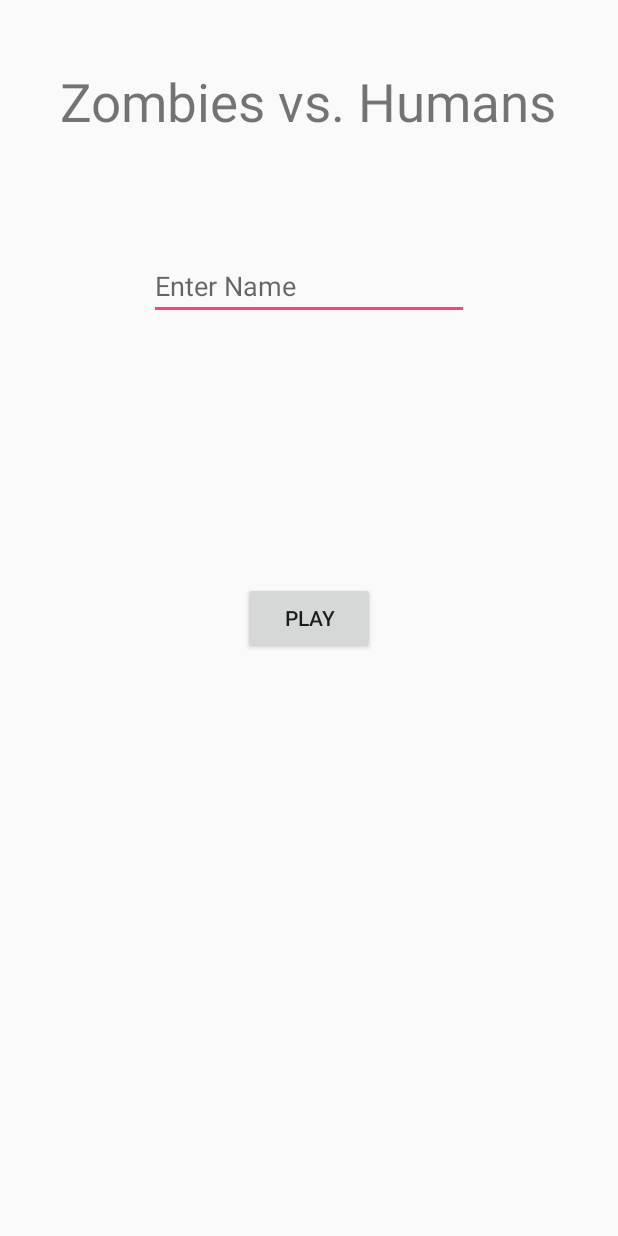
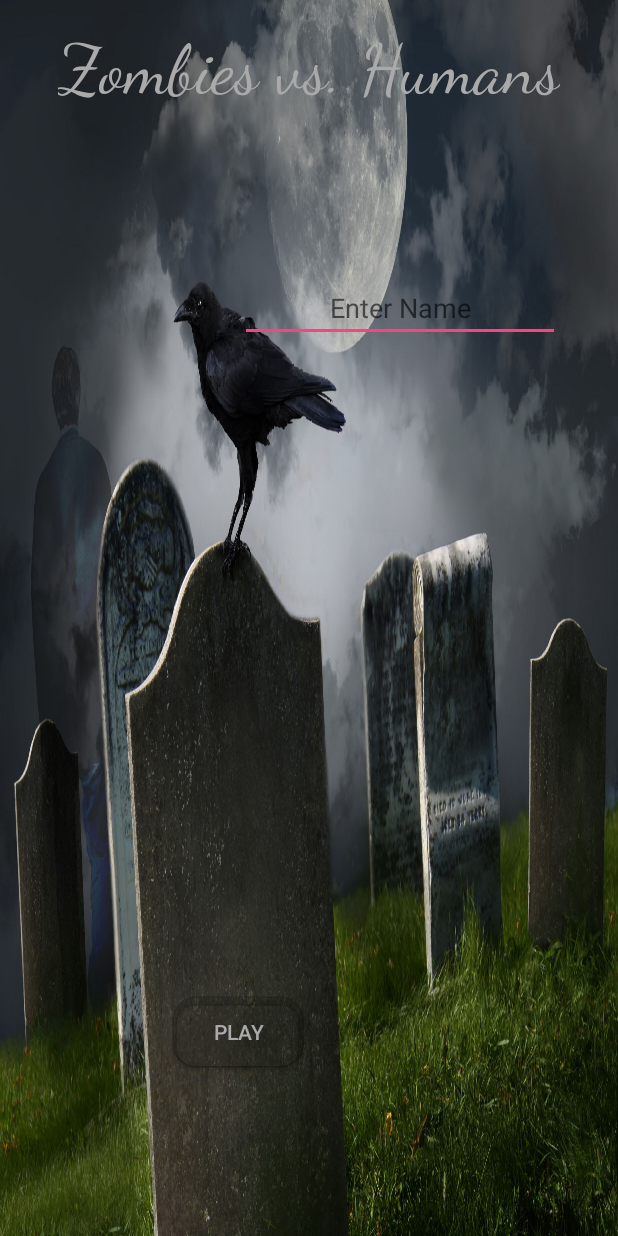
Before and after one commit to SuperCrunchTime/Zombies-vs-Humans, an Android app: the screen it shows after launch (SignuploginAct), on a phone screen of 412 x 824 dp. Run offline under Robolectric (Android 15) with nearby library versions, the phone set to English and light mode, and no system bars; libraries missing offline, so code that uses them is left out: com.androidnetworking, com.androidnetworking.error, com.androidnetworking.interfaces; 1 statement that could not run was skipped.

Commit message:
These are the login changes

```diff
--- /dev/null
+++ b/Zombies-vs-Humans/app/src/main/res/drawable/btnbackground.xml
@@ -0,0 +1,17 @@
+<?xml version="1.0" encoding="UTF-8"?>
+<shape xmlns:android="http://schemas.android.com/apk/res/android">
+    <solid android:color="#ffffffff"/>
+
+    <stroke android:width="1dp"
+        android:color="#ff000000"
+        />
+
+    <padding android:left="1dp"
+        android:top="1dp"
+        android:right="1dp"
+        android:bottom="1dp"
+        />
+
+    <corners android:bottomRightRadius="15dp" android:bottomLeftRadius="15dp"
+        android:topLeftRadius="15dp" android:topRightRadius="15dp"/>
+</shape>
--- a/Zombies-vs-Humans/app/src/main/res/layout/signuplog.xml
+++ b/Zombies-vs-Humans/app/src/main/res/layout/signuplog.xml
@@ -3,38 +3,53 @@
     xmlns:tools="http://schemas.android.com/tools"
     android:layout_width="match_parent"
     android:layout_height="match_parent"
+    android:background="@drawable/loginBackground"
 
     tools:context="com.example.mangaramu.zombies_vs_humans.GameActivity">
+
+    <TextView
+        android:id="@+id/something"
+        android:layout_width="wrap_content"
+        android:layout_height="wrap_content"
+
+        android:fontFamily="cursive"
+        android:text="@string/ZombiesvsHumans"
+        android:textColor="@android:color/darker_gray"
+        android:textSize="45sp"
+        android:typeface="sans"
+        android:layout_alignParentTop="true"
+        android:layout_centerHorizontal="true"
+        android:layout_marginTop="19dp" />
 
 
     <EditText
         android:id="@+id/playername"
         android:layout_width="wrap_content"
         android:layout_height="wrap_content"
-        android:layout_alignParentTop="true"
-        android:layout_centerHorizontal="true"
-        android:layout_marginTop="168dp"
+        android:ems="10"
         android:hint="@string/login_username_hint"
-        android:ems="10"
         android:inputType="textPersonName"
-        />
+        android:textAlignment="center"
+        android:layout_below="@+id/something"
+        android:layout_alignEnd="@+id/something"
+        android:layout_marginTop="108dp" />
 
-    <TextView
-        android:id="@+id/something"
-        android:layout_width="wrap_content"
-        android:layout_height="wrap_content"
-        android:layout_alignParentTop="true"
-        android:layout_centerHorizontal="true"
-        android:layout_marginTop="44dp"
-        android:textSize="35sp"
-        android:text="@string/ZombiesvsHumans"
-        />
 
     <Button
         android:id="@+id/playbutt"
         android:layout_width="wrap_content"
         android:layout_height="wrap_content"
-        android:layout_centerHorizontal="true"
-        android:layout_centerVertical="true"
-        android:text="@string/Play" />
+        android:layout_alignParentBottom="true"
+        android:layout_alignStart="@+id/something"
+        android:layout_marginBottom="112dp"
+        android:layout_marginStart="76dp"
+        android:background="@drawable/btnbackground"
+        android:backgroundTint="?android:attr/colorControlHighlight"
+        android:fadingEdge="horizontal|vertical"
+        android:requiresFadingEdge="horizontal|vertical"
+        android:text="@string/Play"
+        android:textAlignment="gravity"
+        android:textColor="@android:color/darker_gray"
+        android:textDirection="ltr" />
+
 </RelativeLayout>
```
Also changed, not shown: Zombies-vs-Humans/app/src/main/res/drawable/loginBackground.jpg (added).
